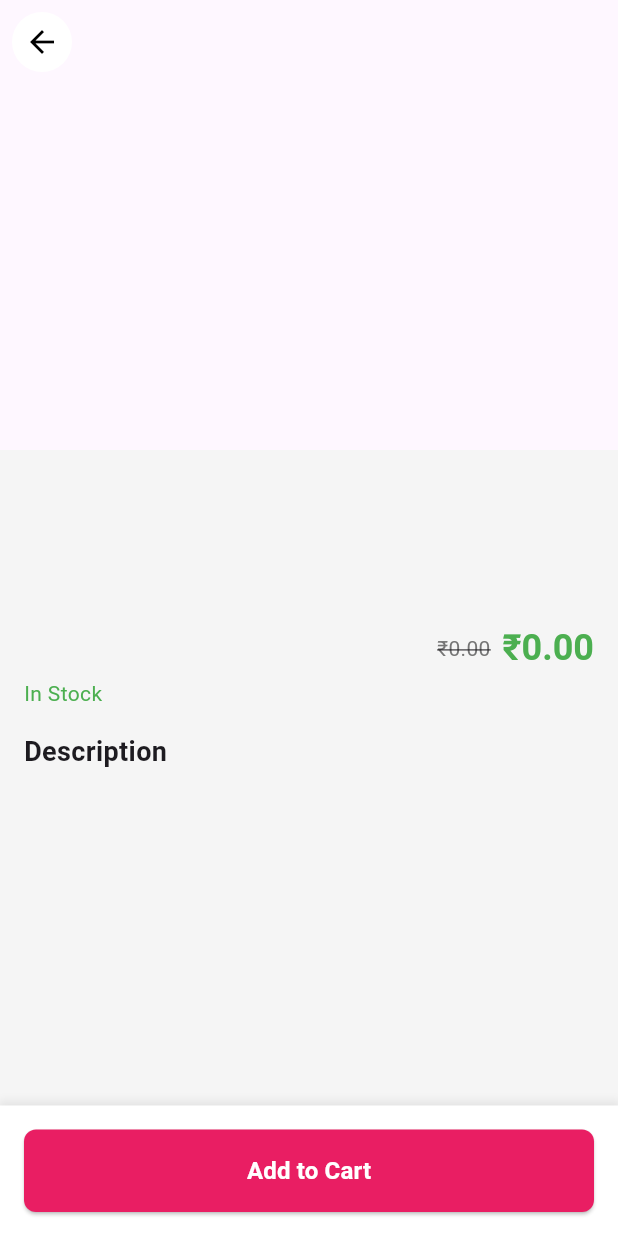
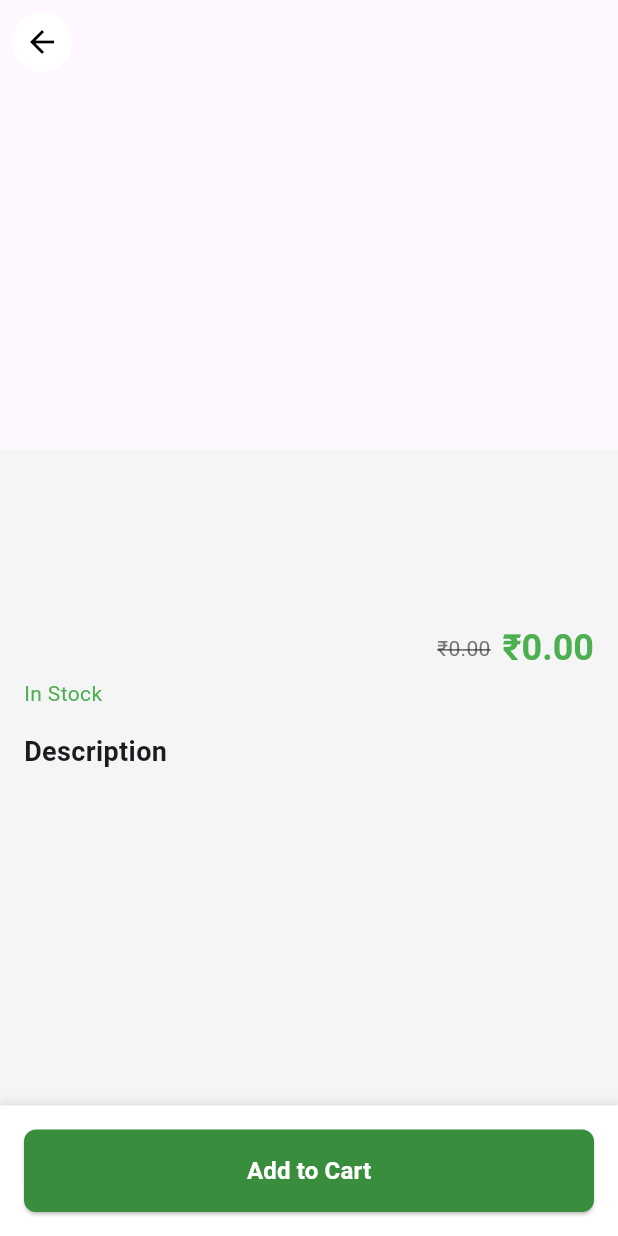
Before and after one commit to ShivamAgarwal3639/Grocery, a Flutter app: the ProductDetailPage screen opened directly with empty values, on a phone screen of 412 x 824 dp. Run offline on Flutter 3.47's test engine with Material 3 defaults, Android fonts, the phone set to English and light mode, and no system bars; our stand-ins replace awesome_notifications, cached_network_image, carousel_slider, cloud_firestore, firebase_auth, firebase_core and 12 more; accounts and stored records are empty.

Commit message:
multiple images

```diff
--- a/lib/screens/product_detail_page.dart
+++ b/lib/screens/product_detail_page.dart
@@ -139,7 +139,7 @@ class _ProductDetailPageState extends State<ProductDetailPage> {
                 borderRadius: BorderRadius.circular(8),
                 border: Border.all(
                   color: _currentImageIndex == index
-                      ? Colors.pink
+                      ? Colors.green
                       : Colors.grey[300]!,
                   width: _currentImageIndex == index ? 2 : 1,
                 ),
@@ -285,8 +285,8 @@ class _ProductDetailPageState extends State<ProductDetailPage> {
                             top: 0,
                             child: Container(
                               padding: const EdgeInsets.all(4),
-                              decoration: const BoxDecoration(
-                                color: Colors.pink,
+                              decoration:  BoxDecoration(
+                                color: Colors.green[700],
                                 shape: BoxShape.circle,
                               ),
                               child: Text(
@@ -306,7 +306,7 @@ class _ProductDetailPageState extends State<ProductDetailPage> {
                             vertical: 9, horizontal: 0),
                         shape: RoundedRectangleBorder(
                             borderRadius: BorderRadius.circular(12)),
-                        side: const BorderSide(color: Colors.pink),
+                        side:  BorderSide(color: Colors.green),
                       ),
                     ),
                   ),
@@ -315,7 +315,7 @@ class _ProductDetailPageState extends State<ProductDetailPage> {
                     flex: 3,
                     child: Container(
                       decoration: BoxDecoration(
-                        color: Colors.pink,
+                        color: Colors.green[700],
                         borderRadius: BorderRadius.circular(8),
                       ),
                       child: Row(
@@ -350,6 +350,7 @@ class _ProductDetailPageState extends State<ProductDetailPage> {
                 ] else
                   Expanded(
                     child: ElevatedButton(
+
                       onPressed: widget.product.inStock
                           ? () {
                         cartNotifier.addToCart(widget.product);
@@ -363,7 +364,8 @@ class _ProductDetailPageState extends State<ProductDetailPage> {
                       }
                           : null,
                       style: ElevatedButton.styleFrom(
-                        backgroundColor: Colors.pink,
+                        backgroundColor: Colors.green[700],
+                        foregroundColor: Colors.white,
                         padding: const EdgeInsets.symmetric(vertical: 16),
                         shape: RoundedRectangleBorder(
                           borderRadius: BorderRadius.circular(8),
```
